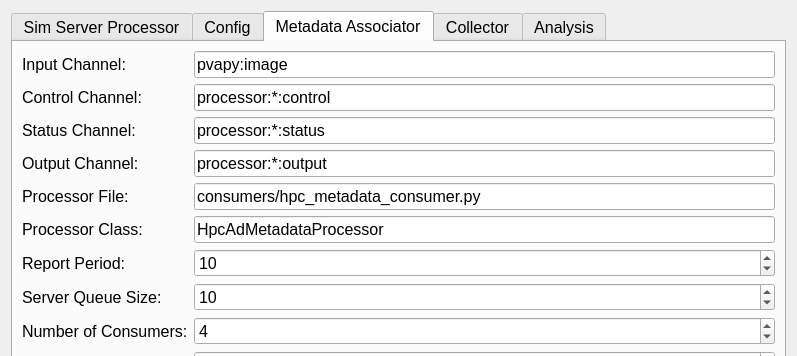
This is workflow/workflow.ui in AdvancedPhotonSource/DashPVA as Qt 5 draws it before an edit; both pictures show x 0 to 797 and y 0 to 356 of the 797 by 797 pixel window. The edited form follows.
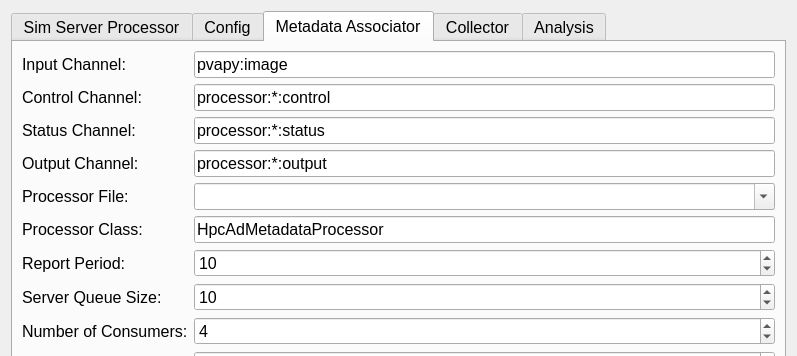
This is the edited form. The open tabs and pages were chosen to show the change.

Commit message: add: processor file inputs as editable dropdowns populated from CONSUMERS > hpc in DB fix: path resolution uses CONSUMERS.BASE + hpc.BASE + subdir relative to project root add: hpc.BASE seeded under CONSUMERS > hpc in default settings structure

Diff of the .ui file:
```diff
--- a/workflow/workflow.ui
+++ b/workflow/workflow.ui
@@ -817,9 +817,9 @@
           </widget>
          </item>
          <item row="4" column="1">
-          <widget class="QLineEdit" name="lineEditProcessorFileAssociator">
-           <property name="text">
-            <string>consumers/hpc_metadata_consumer.py</string>
+          <widget class="QComboBox" name="comboBoxProcessorFileAssociator">
+           <property name="editable">
+            <bool>true</bool>
            </property>
           </widget>
          </item>
```
Left out of the diff: 12 changed lines with no effect on the pictures. The commit also changes 2 other files.
